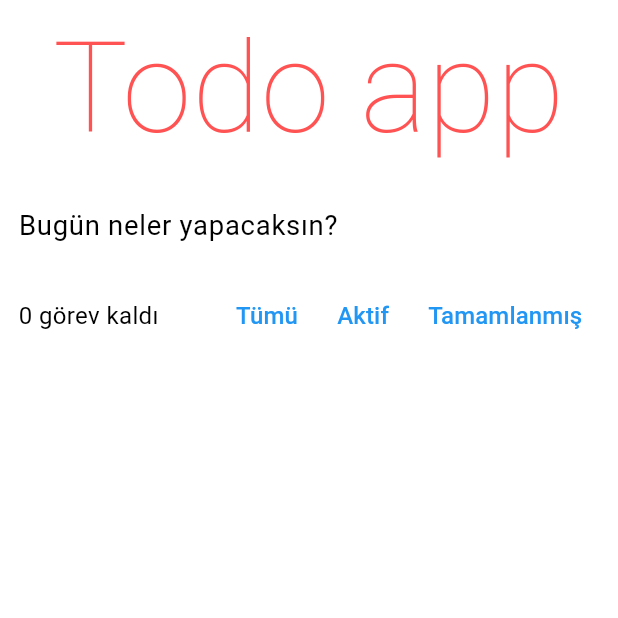
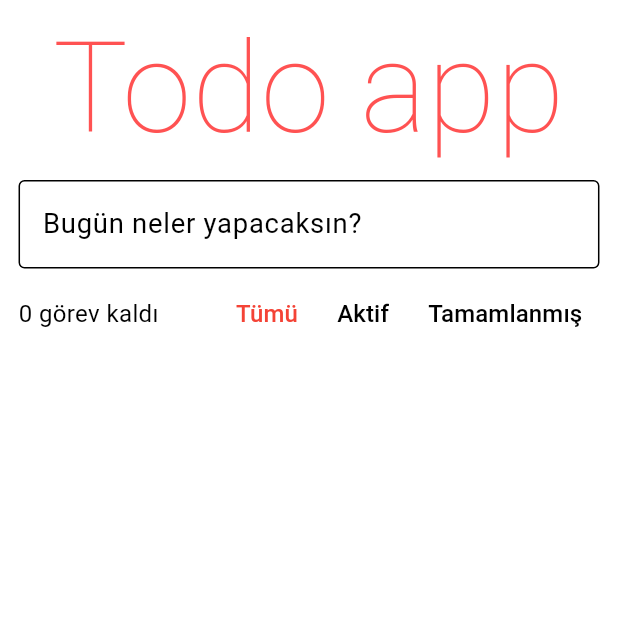
Before and after one commit to sinansuludag/Riverpod_Todo, a Flutter app: the screen it shows after launch, on a phone screen of 412 x 824 dp, the top half of it. Run offline on Flutter 3.47's test engine with Material 3 defaults, Android fonts, the phone set to English and light mode, and no system bars; our stand-ins replace flutter_riverpod, flutter_screenutil, riverpod; Roboto replaces fonts that are missing (EduAUVICWANTHand).

Commit message:
last changes

```diff
--- a/lib/constants/thema_constants.dart
+++ b/lib/constants/thema_constants.dart
@@ -9,40 +9,19 @@ class CustomTheme {
       primaryColorDark: Colors.black,
       primaryColorLight: Colors.white,
       primarySwatch: Colors.grey,
-      dialogBackgroundColor: Colors.white,
-      //------
-      popupMenuTheme: PopupMenuThemeData(
-        color: Colors.grey.shade100,
-      ),
-      //------
-      cardTheme: CardTheme(
-        color: Colors.white,
-        shadowColor: Colors.redAccent.shade700,
-        elevation: 4,
-      ),
       //------
       colorScheme: ColorScheme.fromSwatch(
         accentColor: Colors.black,
         backgroundColor: Colors.white,
       ),
-      //------
-      scaffoldBackgroundColor: Colors.white,
-      fontFamily: 'EduAUVICWANTHand',
-      //------
-      appBarTheme: AppBarTheme(
+      appBarTheme: const AppBarTheme(
         backgroundColor: Colors.transparent,
         elevation: 0,
       ),
       //------
-      floatingActionButtonTheme: FloatingActionButtonThemeData(
-        backgroundColor: Colors.red.shade600,
-      ),
-      //------
-      iconTheme: IconThemeData(
+      iconTheme: const IconThemeData(
         color: Colors.black,
       ),
-      //------
-      snackBarTheme: SnackBarThemeData(backgroundColor: Colors.red.shade400),
       //------
       textButtonTheme: TextButtonThemeData(
         style: ButtonStyle(
@@ -53,44 +32,44 @@ class CustomTheme {
       textTheme: TextTheme(
         displayLarge: TextStyle(
           fontSize: 57.sp,
-        ), // Büyük başlık
+        ),
         displayMedium: TextStyle(
           fontSize: 45.sp,
-        ), // Orta başlık
+        ),
         displaySmall: TextStyle(
           fontSize: 36.sp,
-        ), // Küçük başlık
+        ),
         headlineMedium: TextStyle(
           fontSize: 32.sp,
-        ), // Orta başlık
+        ),
         headlineSmall: TextStyle(
           fontSize: 28.sp,
-        ), // Küçük başlık
+        ),
         titleLarge: TextStyle(
           fontSize: 22.sp,
-        ), // Başlık
+        ),
         titleMedium: TextStyle(
           fontSize: 16.sp,
-        ), // Orta başlık
+        ),
         titleSmall: TextStyle(
           fontSize: 14.sp,
-        ), // Küçük başlık
+        ),
         bodyLarge: TextStyle(
           fontSize: 16.sp,
-        ), // Büyük gövde metni
+        ),
         bodyMedium: TextStyle(
           fontSize: 14.sp,
-        ), // Orta gövde metni
+        ),
         bodySmall: TextStyle(
           fontSize: 12.sp,
-        ), // Küçük gövde metni
+        ),
         labelLarge: TextStyle(
           fontSize: 14.sp,
-        ), // Etiket
-        labelMedium: TextStyle(fontSize: 12.sp), // Orta etiket
+        ),
+        labelMedium: TextStyle(fontSize: 12.sp),
         labelSmall: TextStyle(
           fontSize: 11.sp,
-        ), // Küçük etiket
+        ),
       ),
     );
   }
--- a/lib/main.dart
+++ b/lib/main.dart
@@ -9,11 +9,11 @@ void main() {
   WidgetsFlutterBinding.ensureInitialized();
 
   runApp(
-    ScreenUtilInit(
+    const ScreenUtilInit(
       designSize: Size(360, 690),
       minTextAdapt: true,
       splitScreenMode: true,
-      child: ProviderScope(child: const MyApp()),
+      child: ProviderScope(child: MyApp()),
     ),
   );
 }
--- a/lib/providers/todo_list_manager.dart
+++ b/lib/providers/todo_list_manager.dart
@@ -6,7 +6,8 @@ class TodoListManager extends StateNotifier<List<TodoModel>> {
   TodoListManager([List<TodoModel>? initialTodos]) : super(initialTodos ?? []);
 
   void addTodo({required String description}) {
-    var eklenecekTodo = TodoModel(id: Uuid().v4(), description: description);
+    var eklenecekTodo =
+        TodoModel(id: const Uuid().v4(), description: description);
     state = [...state, eklenecekTodo];
   }
 
--- a/lib/todo_app.dart
+++ b/lib/todo_app.dart
@@ -1,12 +1,10 @@
 import 'package:flutter/material.dart';
 import 'package:flutter_riverpod/flutter_riverpod.dart';
 import 'package:flutter_screenutil/flutter_screenutil.dart';
-import 'package:riverpod_todo_app/models/todo_model.dart';
 import 'package:riverpod_todo_app/providers/all_providers.dart';
 import 'package:riverpod_todo_app/widgets/title_widget.dart';
 import 'package:riverpod_todo_app/widgets/todo_list_item_widget.dart';
 import 'package:riverpod_todo_app/widgets/toolbar_widget.dart';
-import 'package:uuid/uuid.dart';
 
 class TodoApp extends ConsumerWidget {
   TodoApp({super.key});
@@ -14,7 +12,7 @@ class TodoApp extends ConsumerWidget {
 
   @override
   Widget build(BuildContext context, WidgetRef ref) {
-    var _allList = ref.watch(filteredTodoListProvider);
+    var allList = ref.watch(filteredTodoListProvider);
     return SafeArea(
       child: Scaffold(
         body: ListView(
@@ -22,35 +20,44 @@ class TodoApp extends ConsumerWidget {
             horizontal: 0.03.sw,
           ),
           children: [
-            TitleWidget(),
+            const TitleWidget(),
             TextField(
               controller: newController,
-              decoration: InputDecoration(
+              decoration: const InputDecoration(
                 labelText: "Bugün neler yapacaksın?",
+                focusedBorder: OutlineInputBorder(
+                    borderSide: BorderSide(color: Colors.red)),
+                enabledBorder: OutlineInputBorder(
+                    borderSide: BorderSide(color: Colors.black)),
               ),
               onSubmitted: (description) {
-                ref
-                    .read(todoListProvider.notifier)
-                    .addTodo(description: description);
-                newController.text = "";
+                if (description.isNotEmpty) {
+                  ref
+                      .read(todoListProvider.notifier)
+                      .addTodo(description: description);
+                  newController.text = "";
+                }
               },
             ),
             SizedBox(
               height: 5.h,
             ),
-            ToolBarWidget(),
-            for (var i = 0; i < _allList.length; i++)
+            const ToolBarWidget(),
+            for (var i = 0; i < allList.length; i++)
               Dismissible(
-                  key: ValueKey(_allList[i].id),
+                  background: Center(
+                    child: Text("Siliniyor"),
+                  ),
+                  key: ValueKey(allList[i].id),
                   onDismissed: (_) {
-                    ref.read(todoListProvider.notifier).remove(_allList[i]);
+                    ref.read(todoListProvider.notifier).remove(allList[i]);
                   },
-                  //Burada ilk başta currenTodoProvider bir hata donduroyor eger bir değer atanmazsa.Biz değeri burda atıyoruz
+                  //Burada ilk başta currenTodoProvider bir hata donduruyor eger bir değer atanmazsa.Biz değeri burda atıyoruz
                   //ve hata fırlatmasını engelliyoruz.Nasıl yapıyoruz? TodoListItemWidget widgetini ProviderScopla sarıp ProviderScopun
                   //overrideWithValue metodundan yararlanıp fırlatılan hatayı override edip uygun değeri alıp gonderiyoruz.
                   child: ProviderScope(overrides: [
-                    currentTodoProvider.overrideWithValue(_allList[i])
-                  ], child: TodoListItemWidget()))
+                    currentTodoProvider.overrideWithValue(allList[i])
+                  ], child: const TodoListItemWidget()))
           ],
         ),
       ),
--- a/lib/widgets/todo_list_item_widget.dart
+++ b/lib/widgets/todo_list_item_widget.dart
@@ -1,14 +1,12 @@
 // ignore_for_file: public_member_api_docs, sort_constructors_first
 import 'package:flutter/material.dart';
 import 'package:flutter_riverpod/flutter_riverpod.dart';
-
-import 'package:riverpod_todo_app/models/todo_model.dart';
 import 'package:riverpod_todo_app/providers/all_providers.dart';
 
 class TodoListItemWidget extends ConsumerStatefulWidget {
   const TodoListItemWidget({
-    Key? key,
-  }) : super(key: key);
+    super.key,
+  });
 
   @override
   ConsumerState<TodoListItemWidget> createState() => _TodoListItemWidgetState();
--- a/lib/widgets/toolbar_widget.dart
+++ b/lib/widgets/toolbar_widget.dart
@@ -9,19 +9,25 @@ class ToolBarWidget extends ConsumerWidget {
   Widget build(BuildContext context, WidgetRef ref) {
     final unCompletedTodoCount = ref.watch(unCompletedTodoCountProvider);
     final filter = ref.watch(todoListFilterProvider);
+
+    // Enum türündeki filtreye göre renk döndüren fonksiyon
+    Color currentTool(TodoListFilter listFilter) {
+      return filter == listFilter ? Colors.red : Colors.black;
+    }
+
     return Row(
-      //mainAxisAlignment: MainAxisAlignment.spaceBetween,
       children: [
         Expanded(
           flex: 2,
           child: Text(
-            unCompletedTodoCount.toString() + ' görev kaldı',
+            '$unCompletedTodoCount görev kaldı',
             overflow: TextOverflow.ellipsis,
           ),
         ),
         _buildToolTip(
-            message: "tüm görevler",
+            message: "Tüm görevler",
             title: "Tümü",
+            color: currentTool(TodoListFilter.all),
             func: () {
               ref.read(todoListFilterProvider.notifier).state =
                   TodoListFilter.all;
@@ -29,6 +35,7 @@ class ToolBarWidget extends ConsumerWidget {
         _buildToolTip(
             message: "Tamamlanmamış görevler",
             title: "Aktif",
+            color: currentTool(TodoListFilter.active),
             func: () {
               ref.read(todoListFilterProvider.notifier).state =
                   TodoListFilter.active;
@@ -36,6 +43,7 @@ class ToolBarWidget extends ConsumerWidget {
         _buildToolTip(
             message: "Tamamlanmış görevler",
             title: "Tamamlanmış",
+            color: currentTool(TodoListFilter.completed),
             func: () {
               ref.read(todoListFilterProvider.notifier).state =
                   TodoListFilter.completed;
@@ -44,15 +52,22 @@ class ToolBarWidget extends ConsumerWidget {
     );
   }
 
-  Tooltip _buildToolTip(
-      {required String message,
-      required String title,
-      required VoidCallback func}) {
+  Tooltip _buildToolTip({
+    required String message,
+    required String title,
+    required Color color,
+    required VoidCallback func,
+  }) {
     return Tooltip(
       message: message,
       child: TextButton(
         onPressed: func,
-        child: Text(title),
+        child: Text(
+          title,
+          style: TextStyle(
+            color: color,
+          ),
+        ),
       ),
     );
   }
--- a/pubspec.yaml
+++ b/pubspec.yaml
@@ -38,6 +38,7 @@ dependencies:
   flutter_screenutil: ^5.9.3
   uuid: ^4.4.2
   flutter_riverpod: ^2.5.1
+  riverpod: ^2.5.1
 
 dev_dependencies:
   flutter_test:
```
Also changed, not shown: pubspec.lock.
